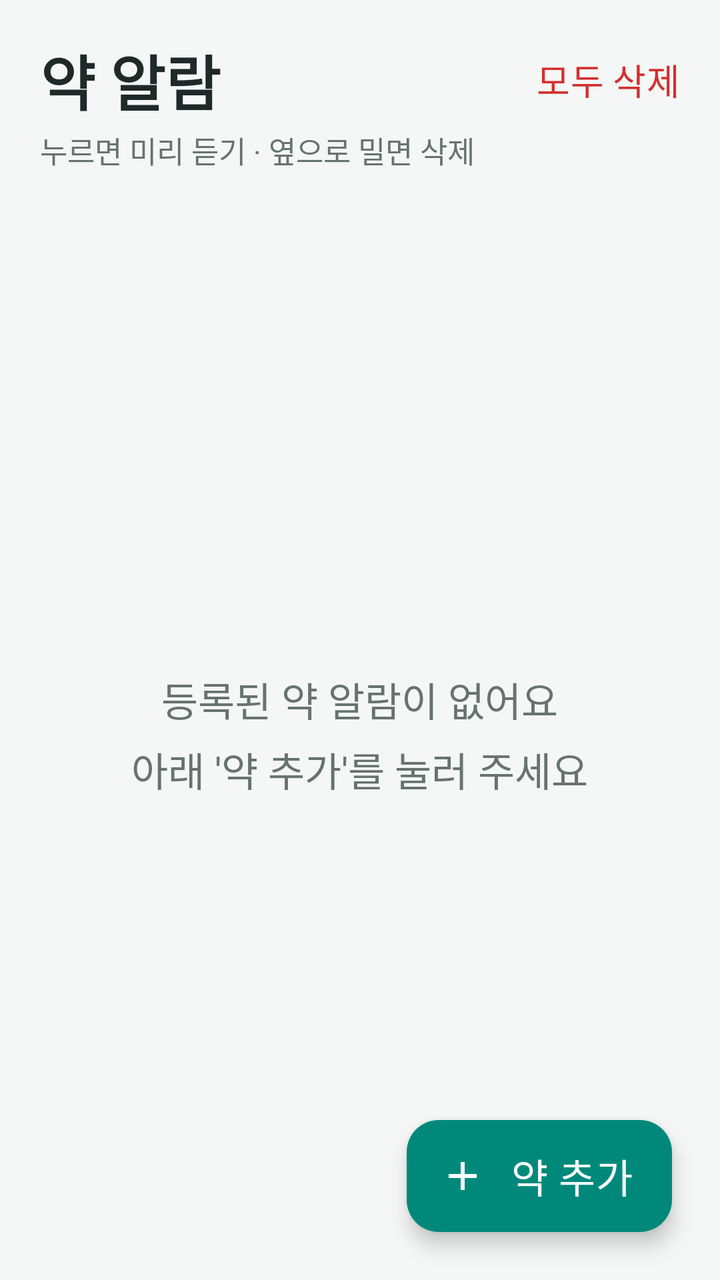
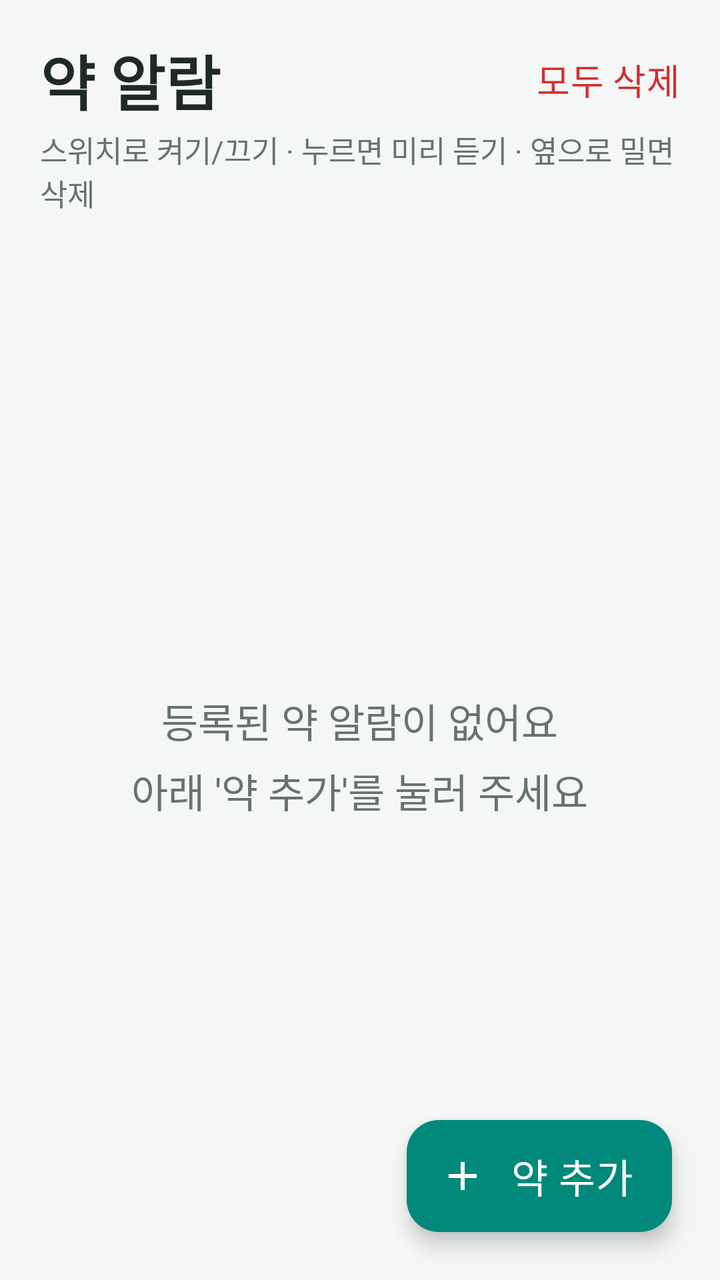

An Android layout rendered at two revisions. The XML below is the earlier revision; the diff shows what the commit changed to produce the second picture.
<!-- AndroidManifest.xml: application theme Theme.YakAlarm -->
<!-- res/layout/activity_main.xml -->
<?xml version="1.0" encoding="utf-8"?>
<androidx.coordinatorlayout.widget.CoordinatorLayout xmlns:android="http://schemas.android.com/apk/res/android"
    xmlns:app="http://schemas.android.com/apk/res-auto"
    android:id="@+id/root"
    android:layout_width="match_parent"
    android:layout_height="match_parent"
    android:background="@color/bg">

    <LinearLayout
        android:layout_width="match_parent"
        android:layout_height="match_parent"
        android:orientation="vertical">

        <LinearLayout
            android:layout_width="match_parent"
            android:layout_height="wrap_content"
            android:gravity="center_vertical"
            android:orientation="horizontal"
            android:paddingStart="20dp"
            android:paddingTop="16dp"
            android:paddingEnd="8dp">

            <TextView
                android:layout_width="0dp"
                android:layout_height="wrap_content"
                android:layout_weight="1"
                android:text="@string/app_name"
                android:textColor="@color/text"
                android:textSize="30sp"
                android:textStyle="bold" />

            <com.google.android.material.button.MaterialButton
                android:id="@+id/deleteAllButton"
                style="@style/Widget.Material3.Button.TextButton"
                android:layout_width="wrap_content"
                android:layout_height="wrap_content"
                android:text="모두 삭제"
                android:textColor="@color/danger"
                android:textSize="18sp" />
        </LinearLayout>

        <TextView
            android:layout_width="wrap_content"
            android:layout_height="wrap_content"
            android:paddingStart="20dp"
            android:paddingEnd="20dp"
            android:paddingBottom="8dp"
            android:text="누르면 미리 듣기 · 옆으로 밀면 삭제"
            android:textColor="@color/subtext"
            android:textSize="15sp" />

        <FrameLayout
            android:layout_width="match_parent"
            android:layout_height="0dp"
            android:layout_weight="1">

            <androidx.recyclerview.widget.RecyclerView
                android:id="@+id/medList"
                android:layout_width="match_parent"
                android:layout_height="match_parent"
                android:clipToPadding="false"
                android:paddingBottom="110dp" />

            <TextView
                android:id="@+id/emptyText"
                android:layout_width="wrap_content"
                android:layout_height="wrap_content"
                android:layout_gravity="center"
                android:gravity="center"
                android:lineSpacingExtra="6dp"
                android:text="등록된 약 알람이 없어요\n아래 '약 추가'를 눌러 주세요"
                android:textColor="@color/subtext"
                android:textSize="20sp" />
        </FrameLayout>
    </LinearLayout>

    <com.google.android.material.floatingactionbutton.ExtendedFloatingActionButton
        android:id="@+id/addButton"
        android:layout_width="wrap_content"
        android:layout_height="wrap_content"
        android:layout_gravity="bottom|end"
        android:layout_margin="24dp"
        android:text="약 추가"
        android:textSize="20sp"
        app:icon="@drawable/ic_add" />
</androidx.coordinatorlayout.widget.CoordinatorLayout>
<!-- resources referenced by this layout -->
<resources>
  <color name="bg">#F4F7F6</color>
  <color name="danger">#D32F2F</color>
  <color name="subtext">#66736F</color>
  <color name="text">#1F2A28</color>
  <!-- drawable ic_add (drawable) -->
  <vector xmlns:android="http://schemas.android.com/apk/res/android"
      android:width="24dp"
      android:height="24dp"
      android:viewportWidth="24"
      android:viewportHeight="24">
      <path
          android:fillColor="#FFFFFFFF"
          android:pathData="M19,13h-6v6h-2v-6H5v-2h6V5h2v6h6v2z" />
  </vector>
  <string name="app_name">약 알람</string>
  <style name="Theme.YakAlarm" parent="Theme.Material3.Light.NoActionBar">
          <item name="colorPrimary">@color/primary</item>
          <item name="colorOnPrimary">#FFFFFF</item>
          <item name="colorPrimaryContainer">@color/primary</item>
          <item name="colorOnPrimaryContainer">#FFFFFF</item>
          <item name="android:windowBackground">@color/bg</item>
          <item name="android:statusBarColor">@color/bg</item>
          <item name="android:windowLightStatusBar">true</item>
      </style>
  <color name="primary">#00897B</color>
</resources>

<!-- the commit's change to res/layout/activity_main.xml (unified diff, before → after) -->
@@ -45,9 +45,25 @@
             android:paddingStart="20dp"
             android:paddingEnd="20dp"
             android:paddingBottom="8dp"
-            android:text="누르면 미리 듣기 · 옆으로 밀면 삭제"
+            android:text="스위치로 켜기/끄기 · 누르면 미리 듣기 · 옆으로 밀면 삭제"
             android:textColor="@color/subtext"
             android:textSize="15sp" />
+
+        <com.google.android.material.button.MaterialButton
+            android:id="@+id/stopRingingButton"
+            android:layout_width="match_parent"
+            android:layout_height="76dp"
+            android:layout_marginStart="16dp"
+            android:layout_marginTop="4dp"
+            android:layout_marginEnd="16dp"
+            android:layout_marginBottom="8dp"
+            android:backgroundTint="@color/danger"
+            android:text="🔔 울리는 알람 끄기"
+            android:textColor="#FFFFFFFF"
+            android:textSize="24sp"
+            android:textStyle="bold"
+            android:visibility="gone"
+            app:cornerRadius="16dp" />
 
         <FrameLayout
             android:layout_width="match_parent"
